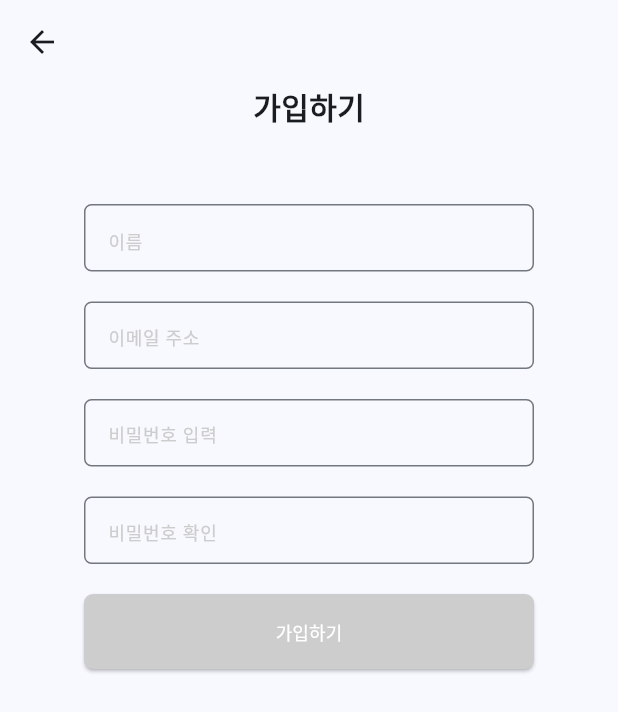
After one commit to Morris235/bike-route.flutter, a Flutter app: the screen it shows after launch, after a tap on "signup page", on a phone screen of 412 x 824 dp. The commit adds this screen. Shown: the top 712 px of the screen. Run offline on Flutter 3.47's test engine with Material 3 defaults, Android fonts, the light colour scheme and no system bars; our stand-ins replace equatable, flutter_bloc, flutter_svg, formz, graphql_flutter.

Commit message:
feat : signup UI 모듈 구현

```diff
--- a/lib/main.dart
+++ b/lib/main.dart
@@ -7,6 +7,7 @@ import 'package:bike_route/home/home.dart';
 import 'package:bike_route/login/login.dart';
 import 'package:bike_route/observer.dart';
 import 'package:bike_route/cubit_counter/counter_c.dart';
+import 'package:bike_route/signup/signup.dart';
 import 'package:flutter/material.dart';
 import 'package:flutter_bloc/flutter_bloc.dart';
 import 'package:graphql_flutter/graphql_flutter.dart';
@@ -62,10 +63,6 @@ class _MyHomePageState extends State<MyHomePage> {
   @override
   Widget build(BuildContext context) {
     return Scaffold(
-      // appBar: AppBar(
-      //   backgroundColor: Theme.of(context).colorScheme.inversePrimary,
-      //   title: Text(widget.title),
-      // ),
       body: SizedBox(
         child: Column(
           children: [
@@ -85,7 +82,10 @@ class _MyHomePageState extends State<MyHomePage> {
               child: ElevatedButton(
                 onPressed: () {
                   Navigator.of(context).push(
-                      MaterialPageRoute(builder: (context) => const Home()));
+                    MaterialPageRoute(
+                      builder: (context) => const Home(),
+                    ),
+                  );
                 },
                 child: const Text('graphQL test page'),
               ),
@@ -94,9 +94,24 @@ class _MyHomePageState extends State<MyHomePage> {
               child: ElevatedButton(
                 onPressed: () {
                   Navigator.of(context).push(
-                      MaterialPageRoute(builder: (context) => const LoginPage()));
+                    MaterialPageRoute(
+                      builder: (context) => const LoginPage(),
+                    ),
+                  );
                 },
                 child: const Text('login page'),
+              ),
+            ),
+            Flexible(
+              child: ElevatedButton(
+                onPressed: () {
+                  Navigator.of(context).push(
+                    MaterialPageRoute(
+                      builder: (context) => const SignupPage(),
+                    ),
+                  );
+                },
+                child: const Text('signup page'),
               ),
             ),
           ],
--- /dev/null
+++ b/lib/signup/bloc/signup_bloc.dart
@@ -0,0 +1,42 @@
+import 'dart:async';
+
+import 'package:bike_route/modules/form_inputs/lib/email.dart';
+import 'package:bike_route/modules/form_inputs/lib/password.dart';
+import 'package:flutter_bloc/flutter_bloc.dart';
+import 'package:equatable/equatable.dart';
+import 'package:formz/formz.dart';
+
+part 'signup_event.dart';
+part 'signup_state.dart';
+
+class SignupBloc extends Bloc<SignupEvent, SignupState> {
+  SignupBloc() : super(const SignupState()) {
+    on<SignupNameChanged>(_onNameChanged);
+    on<SignupEmailChanged>(_onEmailChanged);
+    on<SignupPasswordChanged>(_onPasswordChanged);
+    on<SignupPwdCheckChanged>(_onPwdCheckChanged);
+  }
+
+  void _onNameChanged(SignupNameChanged event, Emitter<SignupState> emit) {
+    final String name = event.name;
+    emit(state.copyWith(name: name));
+  }
+
+  FutureOr<void> _onEmailChanged(
+      SignupEmailChanged event, Emitter<SignupState> emit) {
+    final Email email = Email.dirty(event.email);
+    emit(state.copyWith(email: email, valid: Formz.validate([email])));
+  }
+
+  FutureOr<void> _onPasswordChanged(
+      SignupPasswordChanged event, Emitter<SignupState> emit) {
+    final Password password = Password.dirty(event.password);
+    emit(state.copyWith(password: password, valid: Formz.validate([password])));
+  }
+
+  FutureOr<void> _onPwdCheckChanged(
+      SignupPwdCheckChanged event, Emitter<SignupState> emit) {
+    final String pwdCheck = event.pwdCheck;
+    emit(state.copyWith(pwdCheck: pwdCheck));
+  }
+}
--- /dev/null
+++ b/lib/signup/bloc/signup_event.dart
@@ -0,0 +1,41 @@
+part of 'signup_bloc.dart';
+
+abstract class SignupEvent extends Equatable {
+  const SignupEvent();
+}
+
+class SignupNameChanged extends SignupEvent {
+  const SignupNameChanged(this.name);
+
+  final String name;
+
+  @override
+  List<Object> get props => [name];
+}
+
+class SignupEmailChanged extends SignupEvent {
+  const SignupEmailChanged(this.email);
+
+  final String email;
+
+  @override
+  List<Object> get props => [email];
+}
+
+class SignupPasswordChanged extends SignupEvent {
+  const SignupPasswordChanged(this.password);
+
+  final String password;
+
+  @override
+  List<Object> get props => [password];
+}
+
+class SignupPwdCheckChanged extends SignupEvent {
+  const SignupPwdCheckChanged(this.pwdCheck);
+
+  final String pwdCheck;
+
+  @override
+  List<Object> get props => [pwdCheck];
+}
--- /dev/null
+++ b/lib/signup/bloc/signup_state.dart
@@ -0,0 +1,42 @@
+part of 'signup_bloc.dart';
+
+class SignupState extends Equatable {
+  const SignupState({
+    this.name = '',
+    this.email = const Email.pure(),
+    this.password = const Password.pure(),
+    this.pwdCheck = '',
+    this.status =  FormzSubmissionStatus.initial,
+    this.valid = false,
+  });
+
+  final String name;
+  final Email email;
+  final Password password;
+  final String pwdCheck;
+  final FormzSubmissionStatus status;
+  final bool valid;
+
+  @override
+  List<Object> get props => [name, email, password, pwdCheck, status, valid];
+
+  bool get isFormEmpty => name.isEmpty || email.value.isEmpty || password.value.isEmpty || pwdCheck.isEmpty;
+
+  SignupState copyWith({
+    String? name,
+    Email? email,
+    Password? password,
+    String? pwdCheck,
+    FormzSubmissionStatus? status,
+    bool? valid,
+  }) {
+    return SignupState(
+      name: name ?? this.name,
+      email: email ?? this.email,
+      password: password ?? this.password,
+      pwdCheck: pwdCheck ?? this.pwdCheck,
+      status: status ?? this.status,
+      valid: valid ?? this.valid,
+    );
+  }
+}
--- /dev/null
+++ b/lib/signup/signup.dart
@@ -0,0 +1,3 @@
+export 'bloc/signup_bloc.dart';
+export 'widgets/widgets.dart';
+export 'view/view.dart';
--- /dev/null
+++ b/lib/signup/view/signup_page.dart
@@ -0,0 +1,40 @@
+import 'package:bike_route/signup/signup.dart';
+import 'package:bike_route/signup/widgets/signup_form.dart';
+import 'package:flutter/material.dart';
+import 'package:flutter_bloc/flutter_bloc.dart';
+
+class SignupPage extends StatelessWidget {
+  const SignupPage({super.key});
+
+  @override
+  Widget build(BuildContext context) {
+    return BlocProvider(
+      create: (context) => SignupBloc(),
+      child: Scaffold(
+        appBar: AppBar(),
+        body: const Column(
+          crossAxisAlignment: CrossAxisAlignment.center,
+          children: [
+            Row(
+              mainAxisAlignment: MainAxisAlignment.center,
+              children: [
+                Text(
+                  '가입하기',
+                  style: TextStyle(
+                    fontFamily: 'Roboto',
+                    fontSize: 20,
+                    fontWeight: FontWeight.w600,
+                  ),
+                ),
+              ],
+            ),
+            SizedBox(
+              height: 51,
+            ),
+            SignupForm()
+          ],
+        ),
+      ),
+    );
+  }
+}
--- /dev/null
+++ b/lib/signup/view/view.dart
@@ -0,0 +1 @@
+export 'signup_page.dart';
--- /dev/null
+++ b/lib/signup/widgets/signup_form.dart
@@ -0,0 +1,156 @@
+import 'package:bike_route/signup/signup.dart';
+import 'package:flutter/material.dart';
+import 'package:flutter_bloc/flutter_bloc.dart';
+
+class SignupForm extends StatelessWidget {
+  const SignupForm({super.key});
+
+  @override
+  Widget build(BuildContext context) {
+    return BlocBuilder<SignupBloc, SignupState>(
+      builder: (context, state) => Column(
+        children: [
+          SizedBox(
+            width: 300,
+            height: 45,
+            child: TextField(
+              onChanged: (value) {
+                context.read<SignupBloc>().add(SignupNameChanged(value));
+              },
+              decoration: const InputDecoration(
+                hintText: '이름',
+                hintStyle: TextStyle(
+                  fontFamily: 'Roboto',
+                  color: Color(0xffCDCDCD),
+                  fontSize: 12,
+                ),
+                border: OutlineInputBorder(
+                  borderSide: BorderSide(
+                    width: 1,
+                    color: Color(0xFF000000),
+                  ),
+                  borderRadius: BorderRadius.all(
+                    Radius.circular(5.0),
+                  ),
+                ),
+              ),
+            ),
+          ),
+          const SizedBox(
+            height: 20,
+          ),
+          SizedBox(
+            width: 300,
+            height: 45,
+            child: TextField(
+              onChanged: (value) {
+                context.read<SignupBloc>().add(SignupEmailChanged(value));
+              },
+              decoration: const InputDecoration(
+                hintText: '이메일 주소',
+                hintStyle: TextStyle(
+                  fontFamily: 'Roboto',
+                  color: Color(0xffCDCDCD),
+                  fontSize: 12,
+                ),
+                border: OutlineInputBorder(
+                  borderSide: BorderSide(
+                    width: 1,
+                    color: Color(0xFF000000),
+                  ),
+                  borderRadius: BorderRadius.all(
+                    Radius.circular(5.0),
+                  ),
+                ),
+              ),
+            ),
+          ),
+          const SizedBox(
+            height: 20,
+          ),
+          SizedBox(
+            width: 300,
+            height: 45,
+            child: TextField(
+              onChanged: (value) {
+                context.read<SignupBloc>().add(SignupPasswordChanged(value));
+              },
+              decoration: const InputDecoration(
+                hintText: '비밀번호 입력',
+                hintStyle: TextStyle(
+                  fontFamily: 'Roboto',
+                  color: Color(0xffCDCDCD),
+                  fontSize: 12,
+                ),
+                border: OutlineInputBorder(
+                  borderSide: BorderSide(
+                    width: 1,
+                    color: Color(0xFF000000),
+                  ),
+                  borderRadius: BorderRadius.all(
+                    Radius.circular(5.0),
+                  ),
+                ),
+              ),
+              obscureText: true,
+            ),
+          ),
+          const SizedBox(
+            height: 20,
+          ),
+          SizedBox(
+            width: 300,
+            height: 45,
+            child: TextField(
+              onChanged: (value) {
+                context.read<SignupBloc>().add(SignupPwdCheckChanged(value));
+              },
+              decoration: const InputDecoration(
+                hintText: '비밀번호 확인',
+                hintStyle: TextStyle(
+                  fontFamily: 'Roboto',
+                  color: Color(0xffCDCDCD),
+                  fontSize: 12,
+                ),
+                border: OutlineInputBorder(
+                  borderSide: BorderSide(
+                    width: 1,
+                    color: Color(0xFF000000),
+                  ),
+                  borderRadius: BorderRadius.all(
+                    Radius.circular(5.0),
+                  ),
+                ),
+              ),
+              obscureText: true,
+            ),
+          ),
+          const SizedBox(
+            height: 20,
+          ),
+          ElevatedButton(
+            onPressed: () => {},
+            style: ElevatedButton.styleFrom(
+              minimumSize: const Size(300, 50),
+              backgroundColor: state.isFormEmpty
+                  ? const Color(0xFFCDCDCD)
+                  : const Color(0xFF2F73D9),
+              shape: RoundedRectangleBorder(
+                borderRadius: BorderRadius.circular(6),
+              ),
+            ),
+            child: const Text(
+              '가입하기',
+              style: TextStyle(
+                fontFamily: 'Roboto',
+                fontSize: 12,
+                color: Color(0xFFFFFFFF),
+                fontWeight: FontWeight.w400,
+              ),
+            ),
+          ),
+        ],
+      ),
+    );
+  }
+}
```
Also changed, not shown: lib/login/bloc/login_state.dart (line endings or trailing spaces), lib/signup/widgets/widgets.dart (added).
